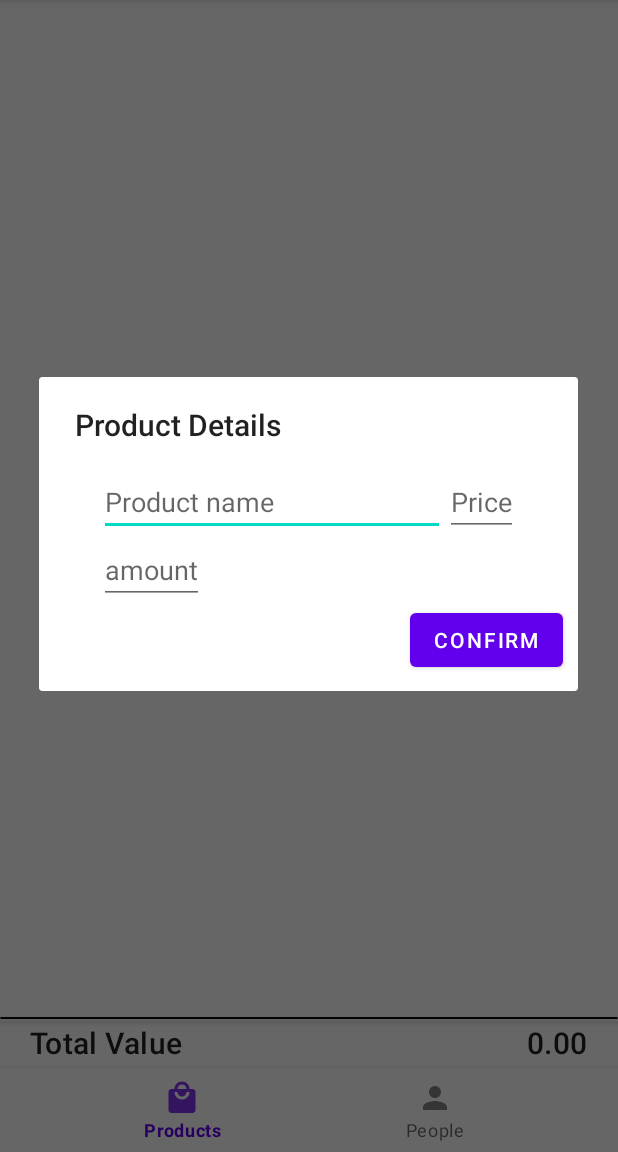
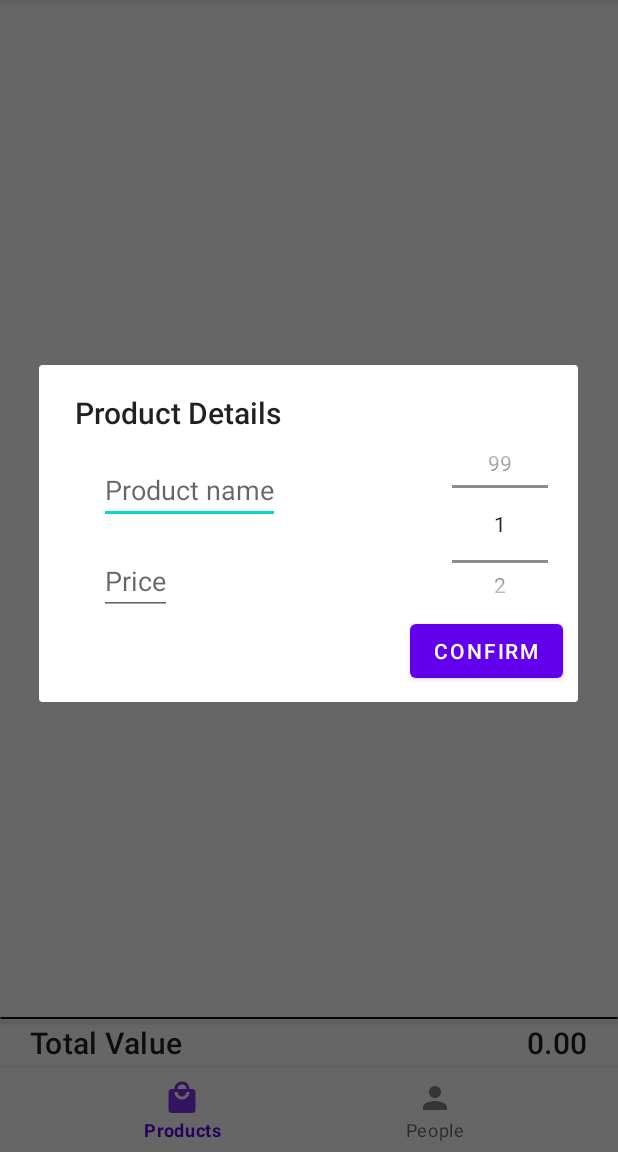
Before and after one commit to Drsdavi62/Racha-Conta, an Android app: the screen it shows after launch (MainActivity), after a tap on "Add", on a phone screen of 412 x 824 dp, the part 84-1236 px from its top. Run offline under Robolectric (Android 15) with nearby library versions, the phone set to English and light mode, and no system bars; our stand-ins replace Room's generated code; libraries missing offline, so code that uses them is left out: me.abhinay.input; plain views replace CurrencyEditText; 1 statement that could not run was skipped.

Commit message:
Lagging ViewPager

```diff
--- a/app/src/main/java/com/example/application/billsplitingapp/MainActivity.kt
+++ b/app/src/main/java/com/example/application/billsplitingapp/MainActivity.kt
@@ -5,27 +5,81 @@ import androidx.appcompat.app.AppCompatActivity
 import android.os.Bundle
 import android.view.MotionEvent
 import android.view.View
+import android.widget.Toast
 import androidx.constraintlayout.widget.ConstraintLayout
+import androidx.fragment.app.Fragment
+import androidx.lifecycle.ViewModelProvider
 import androidx.navigation.Navigation
+import androidx.viewpager.widget.ViewPager
+import com.example.application.billsplitingapp.peopleList.PersonListFragment
+import com.example.application.billsplitingapp.utils.ViewPagerAdapter
 import com.google.android.material.bottomnavigation.BottomNavigationView
+import kotlin.math.abs
 
 class MainActivity : AppCompatActivity() {
+
+    private lateinit var bottomNavigationView: BottomNavigationView
+    private lateinit var viewPager: ViewPager
+    private lateinit var vpAdapter: ViewPagerAdapter
+    private lateinit var sharedViewModel: SharedViewModel
 
     @SuppressLint("ClickableViewAccessibility")
     override fun onCreate(savedInstanceState: Bundle?) {
         super.onCreate(savedInstanceState)
         setContentView(R.layout.activity_main)
+        sharedViewModel = ViewModelProvider(this).get(SharedViewModel::class.java)
+        viewPager = findViewById(R.id.view_pager)
+        bottomNavigationView = findViewById<BottomNavigationView>(R.id.bottom_navigation_view)
 
-        val bottomNavigationView = findViewById<BottomNavigationView>(R.id.bottom_navigation_view)
+        vpAdapter = ViewPagerAdapter(supportFragmentManager)
+        viewPager.adapter = vpAdapter
+        viewPager.addOnPageChangeListener(object : ViewPager.OnPageChangeListener {
+            //var previous = 0f
+            override fun onPageScrollStateChanged(state: Int) {
+
+            }
+
+            override fun onPageScrolled(
+                position: Int,
+                positionOffset: Float,
+                positionOffsetPixels: Int
+            ) {
+//                if(positionOffset > previous && previous != 0f && positionOffset != 0f){
+//                    viewPager.setCurrentItem(1, false)
+//                    previous = 0f
+//                } else if (positionOffset < previous && previous != 0f && positionOffset != 0f){
+//                    viewPager.setCurrentItem(0, false)
+//                    previous = 0f
+//                }
+//                previous = positionOffset
+            }
+
+            override fun onPageSelected(position: Int) {
+                if (position == 1) {
+
+                    sharedViewModel.setup()
+                } else {
+
+                    sharedViewModel.setupProduct()
+                }
+                bottomNavigationView.selectedItemId =
+                    if (position == 0) R.id.bottom_navigation_products else R.id.bottom_navigation_people
+            }
+        })
+
 
         bottomNavigationView.setOnNavigationItemSelectedListener {
-            when(it.itemId){
+            when (it.itemId) {
                 R.id.bottom_navigation_products -> {
-                    Navigation.findNavController(this, R.id.products_fragment).navigate(R.id.action_personListFragment_to_productListFragment)
+//                    Navigation.findNavController(this, R.id.products_fragment)
+//                        .navigate(R.id.action_personListFragment_to_productListFragment)
+                    viewPager.setCurrentItem(0, true)
                     true
                 }
                 R.id.bottom_navigation_people -> {
-                    Navigation.findNavController(this, R.id.products_fragment).navigate(R.id.action_productListFragment_to_personListFragment)
+//                    Navigation.findNavController(this, R.id.products_fragment)
+//                        .navigate(R.id.action_productListFragment_to_personListFragment)
+                    viewPager.setCurrentItem(1, true)
                     true
                 }
                 else -> false
@@ -33,7 +87,7 @@ class MainActivity : AppCompatActivity() {
         }
 
         bottomNavigationView.setOnNavigationItemReselectedListener {
-            when(it.itemId){
+            when (it.itemId) {
                 R.id.bottom_navigation_products -> {
                     true
                 }
@@ -44,5 +98,4 @@ class MainActivity : AppCompatActivity() {
             }
         }
     }
-
 }
--- /dev/null
+++ b/app/src/main/java/com/example/application/billsplitingapp/SharedViewModel.kt
@@ -0,0 +1,48 @@
+package com.example.application.billsplitingapp
+
+import android.app.Application
+import androidx.lifecycle.AndroidViewModel
+import androidx.lifecycle.LiveData
+import androidx.lifecycle.MutableLiveData
+import com.example.application.billsplitingapp.database.person.PersonRepository
+import com.example.application.billsplitingapp.database.product.ProductRepository
+import com.example.application.billsplitingapp.database.relation.RelationRepository
+import com.example.application.billsplitingapp.models.PersonModel
+import com.example.application.billsplitingapp.models.ProductModel
+import com.example.application.billsplitingapp.models.RelationModel
+
+class SharedViewModel(application: Application) : AndroidViewModel(application) {
+
+    private val personRepository = PersonRepository(application)
+    private val relationRepository = RelationRepository(application)
+    private var productRepository: ProductRepository = ProductRepository(application)
+
+    var personList : LiveData<List<PersonModel>>
+    var productList : LiveData<List<ProductModel>>
+    private var relationList : LiveData<List<RelationModel>>
+
+    var observeList : MutableLiveData<List<ProductModel>> = MutableLiveData()
+
+    init{
+        personList = personRepository.getList()
+        productList = productRepository.getList()
+        relationList = relationRepository.getList()
+    }
+
+
+    fun setup() {
+//        personRepository.getRawList().forEach { person ->
+//            var finalValue = 0f
+//            relationRepository.getRelationValue(person.id).forEach { value ->
+//                finalValue += value
+//            }
+//            personRepository.setValue(person.id, finalValue)
+//        }
+        print("oi")
+    }
+
+    fun setupProduct(){
+        observeList.value = productRepository.getRawList()
+    }
+
+}
--- a/app/src/main/java/com/example/application/billsplitingapp/database/product/ProductDao.kt
+++ b/app/src/main/java/com/example/application/billsplitingapp/database/product/ProductDao.kt
@@ -16,11 +16,17 @@ interface ProductDao {
     @Query("SELECT * FROM ProductModel")
     fun getProductList() : LiveData<List<ProductModel>>
 
+    @Query("SELECT * FROM ProductModel")
+    suspend fun getRawList() : List<ProductModel>
+
     @Query("DELETE FROM ProductModel WHERE id = :id")
     suspend fun deleteProduct(id: java.lang.Integer)
 
     @Query("UPDATE ProductModel SET name = :name, price =:price, amount = :amount WHERE id = :id")
     suspend fun editProduct(id: java.lang.Integer, name: String, price: Float, amount : Int)
+
+    @Query("UPDATE ProductModel SET amount = amount + 1 WHERE id = :id")
+    suspend fun addAmount(id : Integer)
 
     @Query("UPDATE ProductModel SET name = :name WHERE id = :id")
     suspend fun editProductName(id : Int, name : String)
--- a/app/src/main/java/com/example/application/billsplitingapp/database/product/ProductRepository.kt
+++ b/app/src/main/java/com/example/application/billsplitingapp/database/product/ProductRepository.kt
@@ -18,12 +18,22 @@ class ProductRepository (private val context: Context){
         productDao = database.productDao()
     }
 
+    fun getRawList() = runBlocking {
+        return@runBlocking productDao.getRawList()
+    }
+
     suspend fun insertProduct(productModel: ProductModel){
         productDao.add(productModel)
     }
 
     suspend fun editProduct(id: Integer, name: String, price: Float, amount : Int){
         productDao.editProduct(id, name, price, amount)
+    }
+
+    fun addAmount(id : Integer){
+        CoroutineScope(Dispatchers.IO).launch {
+            productDao.addAmount(id)
+        }
     }
 
     fun getList() : LiveData<List<ProductModel>>{
--- a/app/src/main/java/com/example/application/billsplitingapp/database/relation/RelationDao.kt
+++ b/app/src/main/java/com/example/application/billsplitingapp/database/relation/RelationDao.kt
@@ -1,14 +1,19 @@
 package com.example.application.billsplitingapp.database.relation
 
+import androidx.lifecycle.LiveData
 import androidx.room.Dao
 import androidx.room.Insert
 import androidx.room.Query
+import com.example.application.billsplitingapp.models.ProductModel
 import com.example.application.billsplitingapp.models.RelationModel
 
 @Dao
 interface RelationDao {
     @Insert
     suspend fun insertRelation(relationModel: RelationModel) : Long
+
+    @Query("SELECT * FROM RelationModel")
+    fun getRelationList() : LiveData<List<RelationModel>>
 
     @Query("DELETE FROM RelationModel WHERE productId =:productId")
     suspend fun deleteByProduct(productId: java.lang.Integer)
--- a/app/src/main/java/com/example/application/billsplitingapp/database/relation/RelationRepository.kt
+++ b/app/src/main/java/com/example/application/billsplitingapp/database/relation/RelationRepository.kt
@@ -1,6 +1,7 @@
 package com.example.application.billsplitingapp.database.relation
 
 import android.content.Context
+import androidx.lifecycle.LiveData
 import com.example.application.billsplitingapp.models.RelationModel
 import kotlinx.coroutines.CoroutineScope
 import kotlinx.coroutines.Dispatchers
@@ -14,6 +15,10 @@ class RelationRepository(private val context: Context) {
     init {
         val database = RelationDatabase.getDatabase(context)
         dao = database.relationDao()
+    }
+
+    fun getList() : LiveData<List<RelationModel>>{
+        return dao.getRelationList()
     }
 
     suspend fun insertRelation(productId: Integer, personId: Integer, value: Float) {
--- a/app/src/main/java/com/example/application/billsplitingapp/peopleList/PersonListFragment.kt
+++ b/app/src/main/java/com/example/application/billsplitingapp/peopleList/PersonListFragment.kt
@@ -11,18 +11,21 @@ import androidx.recyclerview.widget.LinearLayoutManager
 import androidx.recyclerview.widget.RecyclerView
 
 import com.example.application.billsplitingapp.R
+import com.example.application.billsplitingapp.SharedViewModel
 import com.example.application.billsplitingapp.models.PersonModel
 import com.example.application.billsplitingapp.utils.InputDialog
 
 class PersonListFragment : Fragment() {
 
     private lateinit var viewModel: PersonListViewModel
+    private lateinit var sharedViewModel: SharedViewModel
     private lateinit var recyclerView: RecyclerView
     private lateinit var adapter: PersonListAdapter
 
     override fun onCreate(savedInstanceState: Bundle?) {
         super.onCreate(savedInstanceState)
         viewModel = ViewModelProvider(this).get(PersonListViewModel::class.java)
+        sharedViewModel = ViewModelProvider(requireActivity()).get(SharedViewModel::class.java)
         viewModel.setUp()
     }
 
@@ -83,6 +86,7 @@ class PersonListFragment : Fragment() {
                 }
                 override fun onDeleteClick(position: Int) {
                     viewModel.deletePerson(adapter.list[position].id)
+                    sharedViewModel.setup()
                 }
             })
         })
--- a/app/src/main/java/com/example/application/billsplitingapp/productList/ProductListAdapter.kt
+++ b/app/src/main/java/com/example/application/billsplitingapp/productList/ProductListAdapter.kt
@@ -7,6 +7,7 @@ import android.os.Build
 import android.view.LayoutInflater
 import android.view.View
 import android.view.ViewGroup
+import android.widget.ImageButton
 import android.widget.TextView
 import androidx.annotation.RequiresApi
 import androidx.core.content.ContextCompat
@@ -18,7 +19,7 @@ import com.example.application.billsplitingapp.models.PersonModel
 import com.example.application.billsplitingapp.models.ProductModel
 import kotlinx.android.synthetic.main.item_product.view.*
 
-class ProductListAdapter (val productList : MutableList<ProductModel>, private var relationList : List<List<PersonModel>>): RecyclerView.Adapter<ProductListAdapter.ViewHolder>() {
+class ProductListAdapter (val productList : MutableList<ProductModel>, var relationList : List<List<PersonModel>>): RecyclerView.Adapter<ProductListAdapter.ViewHolder>() {
 
     lateinit var listener : OnItemClickListener
     private var selectionMode = false
@@ -30,6 +31,8 @@ class ProductListAdapter (val productList : MutableList<ProductModel>, private v
         fun onHold(itemView: View)
 
         fun returnMode()
+
+        fun onAddClick(position: Int)
     }
 
     fun setOnItemClickListener(listener : OnItemClickListener){
@@ -54,6 +57,9 @@ class ProductListAdapter (val productList : MutableList<ProductModel>, private v
         val names = personList.map { it.name }
         holder.people.text = names.joinToString (", ")
         holder.amount.text = productList[position].amount.toString()
+        holder.addBtn.setOnClickListener{
+            listener.onAddClick(position)
+        }
     }
 
     fun updateList(newList : List<ProductModel>, relationList: List<List<PersonModel>>){
@@ -71,6 +77,7 @@ class ProductListAdapter (val productList : MutableList<ProductModel>, private v
         var price: TextView = itemView.product_price
         var people : TextView = itemView.item_people
         var amount : TextView = itemView.item_product_amount
+        var addBtn : ImageButton = itemView.product_add_button
 
         init{
             itemView.setOnClickListener{
--- a/app/src/main/java/com/example/application/billsplitingapp/productList/ProductListFragment.kt
+++ b/app/src/main/java/com/example/application/billsplitingapp/productList/ProductListFragment.kt
@@ -10,7 +10,10 @@ import androidx.fragment.app.Fragment
 import android.widget.Button
 import android.widget.EditText
 import android.widget.TextView
+import android.widget.Toast
 import androidx.annotation.RequiresApi
+import androidx.constraintlayout.widget.ConstraintLayout
+import androidx.coordinatorlayout.widget.CoordinatorLayout
 import androidx.core.app.ActivityCompat
 import androidx.core.content.ContextCompat
 import androidx.core.content.ContextCompat.getSystemService
@@ -21,9 +24,12 @@ import androidx.recyclerview.widget.LinearLayoutManager
 import androidx.recyclerview.widget.RecyclerView
 
 import com.example.application.billsplitingapp.R
+import com.example.application.billsplitingapp.SharedViewModel
+import com.example.application.billsplitingapp.models.PersonModel
 import com.example.application.billsplitingapp.models.ProductModel
 import com.example.application.billsplitingapp.utils.NewProductDialog
 import com.google.android.material.floatingactionbutton.FloatingActionButton
+import kotlin.math.abs
 
 class ProductListFragment : Fragment() {
 
@@ -32,15 +38,21 @@ class ProductListFragment : Fragment() {
     }
 
     private lateinit var viewModel: ProductListViewModel
+    private lateinit var sharedViewModel: SharedViewModel
     private lateinit var recyclerView: RecyclerView
     private lateinit var adapter: ProductListAdapter
     private var deletionMode = false
     private lateinit var totalValue: TextView
 
+    private var productList : List<ProductModel> = ArrayList()
+    private var relationList : List<List<PersonModel>> = ArrayList()
+
+
     override fun onCreate(savedInstanceState: Bundle?) {
         super.onCreate(savedInstanceState)
         //val factory = ProductFactory(activity?.application!!)
         viewModel = ViewModelProvider(this).get(ProductListViewModel::class.java)
+        sharedViewModel = ViewModelProvider(requireActivity()).get(SharedViewModel::class.java)
     }
 
     override fun onCreateView(
@@ -91,7 +103,7 @@ class ProductListFragment : Fragment() {
         addItem.isVisible = !deletionMode
     }
 
-    @SuppressLint("SetTextI18n")
+    @SuppressLint("SetTextI18n", "ClickableViewAccessibility")
     override fun onViewCreated(view: View, savedInstanceState: Bundle?) {
         super.onViewCreated(view, savedInstanceState)
         totalValue = view.findViewById(R.id.product_total_value)
@@ -99,14 +111,18 @@ class ProductListFragment : Fragment() {
         recyclerView.layoutManager = LinearLayoutManager(activity) as RecyclerView.LayoutManager?
         recyclerView.hasFixedSize()
 
-        viewModel.list.observe(viewLifecycleOwner, Observer { productList ->
+       // sharedViewModel.personList.observe(viewLifecycleOwner, Observer { sharedViewModel.setupProduct() })
+       sharedViewModel.productList.observe(viewLifecycleOwner, Observer { sharedViewModel.setupProduct() })
 
+        sharedViewModel.observeList.observe(viewLifecycleOwner, Observer { productList ->
+            this.productList = productList
             var priceList : MutableList<Float> = ArrayList()
             productList.forEach {
                 priceList.add(it.price * it.amount)
             }
             totalValue.text = String.format("%.2f", priceList.sum())
-            val relationList = viewModel.getRelations(productList)
+            val rList = viewModel.getRelations(productList)
+            relationList = rList
 
             if (!this::adapter.isInitialized) {
                 adapter = ProductListAdapter(productList as MutableList<ProductModel>, relationList)
@@ -153,6 +169,10 @@ class ProductListFragment : Fragment() {
                     deletionMode = false
                     ActivityCompat.invalidateOptionsMenu(activity!!)
                 }
+
+                override fun onAddClick(position: Int) {
+                    viewModel.addAmount(adapter.productList[position], adapter.relationList[position])
+                }
             })
         })
     }
--- a/app/src/main/java/com/example/application/billsplitingapp/utils/NewProductDialog.kt
+++ b/app/src/main/java/com/example/application/billsplitingapp/utils/NewProductDialog.kt
@@ -6,6 +6,7 @@ import android.view.LayoutInflater
 import android.view.View
 import android.view.inputmethod.InputMethodManager
 import android.widget.EditText
+import android.widget.NumberPicker
 import androidx.constraintlayout.widget.ConstraintLayout
 import androidx.recyclerview.widget.LinearLayoutManager
 import androidx.recyclerview.widget.RecyclerView
@@ -38,7 +39,7 @@ class NewProductDialog (private val context: Context, val list : List<PersonMode
 
     var name : EditText? = null
     var price : CurrencyEditText? = null
-    var amount : EditText? = null
+    lateinit var amount : NumberPicker
     private val factory: LayoutInflater = LayoutInflater.from(context)
     private val dialogView: View = factory.inflate(R.layout.dialog, null)
     private val alertDialog : AlertDialog = AlertDialog.Builder(context).setTitle(context.getString(
@@ -51,7 +52,10 @@ class NewProductDialog (private val context: Context, val list : List<PersonMode
         alertDialog.setView(dialogView)
         name = dialogView.findViewById<EditText>(R.id.dialog_product_name)
         price = dialogView.findViewById<CurrencyEditText>(R.id.dialog_product_price)
-        amount = dialogView.findViewById(R.id.dialog_product_amount)
+        amount = dialogView.findViewById(R.id.dialog_np)
+        amount.minValue = 1
+        amount.maxValue = 99
+        amount.wrapSelectorWheel = true
         recyclerView = dialogView.findViewById(R.id.dialog_recycler)
         personLayout = dialogView.findViewById(R.id.dialog_person_layout)
         if(list.isNotEmpty()) {
@@ -74,14 +78,12 @@ class NewProductDialog (private val context: Context, val list : List<PersonMode
 
     var amountInt : Int?
         get() {
-            return if(amount!!.text.toString().isNotEmpty()) {
-                amount!!.text.toString().toInt()
-            } else {
-                1
-            }
+            return amount!!.value
         }
         set(value){
-            amount!!.setText(value.toString())
+            if (value != null) {
+                amount!!.value = value
+            }
         }
 
     var nameStr: String?
--- /dev/null
+++ b/app/src/main/java/com/example/application/billsplitingapp/utils/ViewPagerAdapter.kt
@@ -0,0 +1,21 @@
+package com.example.application.billsplitingapp.utils
+
+import androidx.fragment.app.Fragment
+import androidx.fragment.app.FragmentManager
+import androidx.fragment.app.FragmentPagerAdapter
+import com.example.application.billsplitingapp.peopleList.PersonListFragment
+import com.example.application.billsplitingapp.productList.ProductListFragment
+
+class ViewPagerAdapter (fm : FragmentManager) : FragmentPagerAdapter(fm) {
+    override fun getItem(position: Int): Fragment {
+        return when(position){
+            0 -> ProductListFragment()
+            1 -> PersonListFragment()
+            else -> ProductListFragment()
+        }
+    }
+
+    override fun getCount(): Int {
+        return 2
+    }
+}
--- a/app/src/main/res/layout/activity_main.xml
+++ b/app/src/main/res/layout/activity_main.xml
@@ -7,16 +7,23 @@
     android:layout_height="match_parent"
     tools:context=".MainActivity">
 
-    <fragment
-        android:name="androidx.navigation.fragment.NavHostFragment"
+    <androidx.viewpager.widget.ViewPager
+        android:id="@+id/view_pager"
         android:layout_width="match_parent"
         android:layout_height="0dp"
-        android:id="@+id/products_fragment"
-        app:defaultNavHost="true"
-        app:navGraph="@navigation/main_nav_graph"
         app:layout_constraintTop_toTopOf="parent"
-        app:layout_constraintBottom_toTopOf="@+id/bottom_navigation_view">
-    </fragment>
+        app:layout_constraintBottom_toTopOf="@+id/bottom_navigation_view"/>
+
+<!--    <fragment-->
+<!--        android:name="androidx.navigation.fragment.NavHostFragment"-->
+<!--        android:layout_width="match_parent"-->
+<!--        android:layout_height="0dp"-->
+<!--        android:id="@+id/products_fragment"-->
+<!--        app:defaultNavHost="true"-->
+<!--        app:navGraph="@navigation/main_nav_graph"-->
+<!--        app:layout_constraintTop_toTopOf="parent"-->
+<!--        app:layout_constraintBottom_toTopOf="@+id/bottom_navigation_view">-->
+<!--    </fragment>-->
 
     <com.google.android.material.bottomnavigation.BottomNavigationView
         android:id="@+id/bottom_navigation_view"
--- a/app/src/main/res/layout/dialog.xml
+++ b/app/src/main/res/layout/dialog.xml
@@ -17,7 +17,7 @@
         android:inputType="textCapSentences"
         android:maxLines="1"
         android:nextFocusDown="@id/dialog_product_price"
-        app:layout_constraintEnd_toStartOf="@+id/dialog_product_price"
+
         app:layout_constraintStart_toStartOf="parent"
         app:layout_constraintTop_toTopOf="parent" />
 
@@ -26,31 +26,28 @@
         android:layout_width="wrap_content"
         android:layout_height="wrap_content"
         android:layout_marginTop="15dp"
-        android:layout_marginEnd="40dp"
+        android:layout_marginStart="40dp"
         android:hint="@string/product_dialog_price_hint"
         android:inputType="numberDecimal"
-        app:layout_constraintEnd_toEndOf="parent"
-        app:layout_constraintStart_toEndOf="@+id/dialog_product_name"
-        app:layout_constraintTop_toTopOf="parent"
+        app:layout_constraintStart_toStartOf="parent"
+        app:layout_constraintTop_toBottomOf="@+id/dialog_product_name"
         app:layout_goneMarginTop="15dp" />
 
-    <EditText
-        android:id="@+id/dialog_product_amount"
+    <NumberPicker
+        android:id="@+id/dialog_np"
         android:layout_width="wrap_content"
-        android:layout_height="wrap_content"
-        app:layout_constraintTop_toBottomOf="@+id/dialog_product_name"
-        app:layout_constraintStart_toStartOf="parent"
-        android:layout_marginStart="40dp"
-        android:hint="amount"
-        android:inputType="number"
-        app:layout_constraintBottom_toTopOf="@+id/dialog_person_layout"/>
+        android:layout_height="0dp"
+        app:layout_constraintEnd_toEndOf="parent"
+        android:layout_marginEnd="20dp"
+        app:layout_constraintTop_toTopOf="parent"
+        app:layout_constraintBottom_toTopOf="@id/dialog_person_layout"/>
 
     <androidx.constraintlayout.widget.ConstraintLayout
         android:id="@+id/dialog_person_layout"
         android:layout_width="match_parent"
         android:layout_height="wrap_content"
         app:layout_constraintBottom_toTopOf="@+id/dialog_confirm_button"
-        app:layout_constraintTop_toBottomOf="@+id/dialog_product_amount">
+        app:layout_constraintTop_toBottomOf="@+id/dialog_product_price">
 
         <TextView
             android:id="@+id/dialog_recycler_title"
--- a/app/src/main/res/layout/people_list_fragment.xml
+++ b/app/src/main/res/layout/people_list_fragment.xml
@@ -1,5 +1,6 @@
 <?xml version="1.0" encoding="utf-8"?>
 <androidx.constraintlayout.widget.ConstraintLayout xmlns:android="http://schemas.android.com/apk/res/android"
+    android:id="@+id/person_fragment"
     xmlns:tools="http://schemas.android.com/tools"
     android:layout_width="match_parent"
     android:layout_height="match_parent"
--- a/app/src/main/res/layout/product_list_fragment.xml
+++ b/app/src/main/res/layout/product_list_fragment.xml
@@ -1,5 +1,7 @@
 <?xml version="1.0" encoding="utf-8"?>
-<androidx.coordinatorlayout.widget.CoordinatorLayout xmlns:android="http://schemas.android.com/apk/res/android"
+<androidx.coordinatorlayout.widget.CoordinatorLayout
+    android:id="@+id/product_layout"
+    xmlns:android="http://schemas.android.com/apk/res/android"
     xmlns:app="http://schemas.android.com/apk/res-auto"
     xmlns:tools="http://schemas.android.com/tools"
     android:layout_width="match_parent"
@@ -8,13 +10,18 @@
 
     <androidx.constraintlayout.widget.ConstraintLayout
         android:id="@+id/constraint"
+        android:clickable="true"
         android:layout_width="match_parent"
-        android:layout_height="match_parent">
+        android:layout_height="match_parent"
+        android:focusable="true">
 
         <androidx.recyclerview.widget.RecyclerView
             android:id="@+id/product_recycler"
             android:layout_width="match_parent"
             android:layout_height="0dp"
+            android:focusableInTouchMode="false"
+            android:focusable="false"
+            android:clickable="false"
             tools:listitem="@layout/item_product"
             app:layout_constraintTop_toTopOf="parent"
             app:layout_constraintBottom_toTopOf="@+id/divisor"/>
```
Also changed, not shown: app/src/main/java/com/example/application/billsplitingapp/productList/ProductListViewModel.kt (+4 -7 lines), app/src/main/res/layout/item_product.xml (+16 -2 lines).
